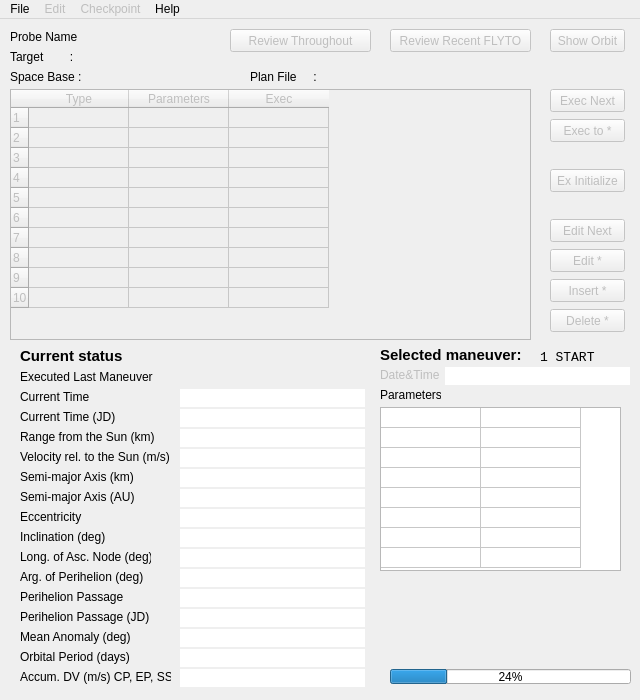
This is ui/mainwindow.ui in whiskie14142/SolarSystemVoyager as Qt 5 draws it before an edit. The edited form follows.
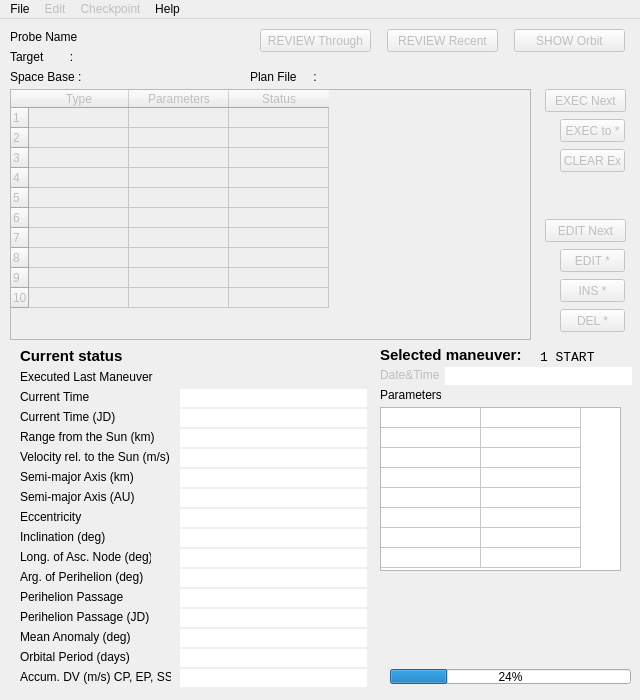
This is the edited form.

Diff of the .ui file:
```diff
--- a/ui/mainwindow.ui
+++ b/ui/mainwindow.ui
@@ -108,7 +108,7 @@
     </column>
     <column>
      <property name="text">
-      <string>Exec</string>
+      <string>Status</string>
      </property>
     </column>
     <item row="0" column="0">
@@ -123,9 +123,9 @@
     </property>
     <property name="geometry">
      <rect>
-      <x>550</x>
+      <x>545</x>
       <y>70</y>
-      <width>75</width>
+      <width>81</width>
       <height>23</height>
      </rect>
     </property>
@@ -133,7 +133,7 @@
      <string>Execute 'Next' maneuver</string>
     </property>
     <property name="text">
-     <string>Exec Next</string>
+     <string>EXEC Next</string>
     </property>
    </widget>
    <widget class="QPushButton" name="insertMan">
@@ -142,9 +142,9 @@
     </property>
     <property name="geometry">
      <rect>
-      <x>550</x>
+      <x>560</x>
       <y>260</y>
-      <width>75</width>
+      <width>65</width>
       <height>23</height>
      </rect>
     </property>
@@ -158,7 +158,7 @@
      <string/>
     </property>
     <property name="text">
-     <string>Insert *</string>
+     <string>INS *</string>
     </property>
    </widget>
    <widget class="QPushButton" name="showOrbit">
@@ -167,9 +167,9 @@
     </property>
     <property name="geometry">
      <rect>
-      <x>550</x>
+      <x>514</x>
       <y>10</y>
-      <width>75</width>
+      <width>111</width>
       <height>23</height>
      </rect>
     </property>
@@ -177,7 +177,7 @@
      <string>Show Orbit</string>
     </property>
     <property name="text">
-     <string>Show Orbit</string>
+     <string>SHOW Orbit</string>
     </property>
    </widget>
    <widget class="QPushButton" name="editMan">
@@ -186,9 +186,9 @@
     </property>
     <property name="geometry">
      <rect>
-      <x>550</x>
+      <x>560</x>
       <y>230</y>
-      <width>75</width>
+      <width>65</width>
       <height>23</height>
      </rect>
     </property>
@@ -196,7 +196,7 @@
      <string>Edit selected maneuver</string>
     </property>
     <property name="text">
-     <string>Edit *</string>
+     <string>EDIT *</string>
     </property>
    </widget>
    <widget class="QPushButton" name="execto">
@@ -205,9 +205,9 @@
     </property>
     <property name="geometry">
      <rect>
-      <x>550</x>
+      <x>560</x>
       <y>100</y>
-      <width>75</width>
+      <width>65</width>
       <height>23</height>
      </rect>
     </property>
@@ -215,7 +215,7 @@
      <string>Execute maneuvers to the selected line </string>
     </property>
     <property name="text">
-     <string>Exec to *</string>
+     <string>EXEC to *</string>
     </property>
    </widget>
    <widget class="QLabel" name="label">
@@ -249,7 +249,7 @@
      <rect>
       <x>90</x>
       <y>10</y>
-      <width>131</width>
+      <width>161</width>
       <height>16</height>
      </rect>
     </property>
@@ -288,9 +288,9 @@
     </property>
     <property name="geometry">
      <rect>
-      <x>550</x>
+      <x>560</x>
       <y>290</y>
-      <width>75</width>
+      <width>65</width>
       <height>23</height>
      </rect>
     </property>
@@ -301,7 +301,7 @@
      <string/>
     </property>
     <property name="text">
-     <string>Delete *</string>
+     <string>DEL *</string>
     </property>
    </widget>
    <widget class="QLabel" name="label_3">
@@ -342,9 +342,9 @@
     </property>
     <property name="geometry">
      <rect>
-      <x>550</x>
+      <x>545</x>
       <y>200</y>
-      <width>75</width>
+      <width>81</width>
       <height>23</height>
      </rect>
     </property>
@@ -352,7 +352,7 @@
      <string>Edit 'Next' maneuver</string>
     </property>
     <property name="text">
-     <string>Edit Next</string>
+     <string>EDIT Next</string>
     </property>
    </widget>
    <widget class="QPushButton" name="initexec">
@@ -361,9 +361,9 @@
     </property>
     <property name="geometry">
      <rect>
-      <x>550</x>
-      <y>150</y>
-      <width>75</width>
+      <x>560</x>
+      <y>130</y>
+      <width>65</width>
       <height>23</height>
      </rect>
     </property>
@@ -371,7 +371,7 @@
      <string>Initialize execution of the flight plan</string>
     </property>
     <property name="text">
-     <string>Ex Initialize</string>
+     <string>CLEAR Ex</string>
     </property>
    </widget>
    <widget class="QPushButton" name="reviewthroughout">
@@ -380,9 +380,9 @@
     </property>
     <property name="geometry">
      <rect>
-      <x>230</x>
+      <x>260</x>
       <y>10</y>
-      <width>141</width>
+      <width>111</width>
       <height>23</height>
      </rect>
     </property>
@@ -390,7 +390,7 @@
      <string>Review throughout the flight</string>
     </property>
     <property name="text">
-     <string>Review Throughout</string>
+     <string>REVIEW Through</string>
     </property>
    </widget>
    <widget class="QLabel" name="label_4">
@@ -606,9 +606,9 @@
     </property>
     <property name="geometry">
      <rect>
-      <x>390</x>
+      <x>387</x>
       <y>10</y>
-      <width>141</width>
+      <width>111</width>
       <height>23</height>
      </rect>
     </property>
@@ -616,7 +616,7 @@
      <string>Review recent FLYTO maneuver</string>
     </property>
     <property name="text">
-     <string>Review Recent FLYTO</string>
+     <string>REVIEW Recent</string>
     </property>
    </widget>
    <widget class="QLabel" name="label_19">
@@ -784,7 +784,7 @@
      <rect>
       <x>180</x>
       <y>370</y>
-      <width>185</width>
+      <width>187</width>
       <height>18</height>
      </rect>
     </property>
@@ -808,7 +808,7 @@
      <rect>
       <x>180</x>
       <y>390</y>
-      <width>185</width>
+      <width>187</width>
       <height>18</height>
      </rect>
     </property>
@@ -832,7 +832,7 @@
      <rect>
       <x>180</x>
       <y>410</y>
-      <width>185</width>
+      <width>187</width>
       <height>18</height>
      </rect>
     </property>
@@ -856,7 +856,7 @@
      <rect>
       <x>180</x>
       <y>430</y>
-      <width>185</width>
+      <width>187</width>
       <height>18</height>
      </rect>
     </property>
@@ -880,7 +880,7 @@
      <rect>
       <x>180</x>
       <y>450</y>
-      <width>185</width>
+      <width>187</width>
       <height>18</height>
      </rect>
     </property>
@@ -904,7 +904,7 @@
      <rect>
       <x>180</x>
       <y>470</y>
-      <width>185</width>
+      <width>187</width>
       <height>18</height>
      </rect>
     </property>
@@ -928,7 +928,7 @@
      <rect>
       <x>180</x>
       <y>490</y>
-      <width>185</width>
+      <width>187</width>
       <height>18</height>
      </rect>
     </property>
@@ -952,7 +952,7 @@
      <rect>
       <x>180</x>
       <y>510</y>
-      <width>185</width>
+      <width>187</width>
       <height>18</height>
      </rect>
     </property>
@@ -976,7 +976,7 @@
      <rect>
       <x>180</x>
       <y>530</y>
-      <width>185</width>
+      <width>187</width>
       <height>18</height>
      </rect>
     </property>
@@ -1000,7 +1000,7 @@
      <rect>
       <x>180</x>
       <y>550</y>
-      <width>185</width>
+      <width>187</width>
       <height>18</height>
      </rect>
     </property>
@@ -1024,7 +1024,7 @@
      <rect>
       <x>180</x>
       <y>570</y>
-      <width>185</width>
+      <width>187</width>
       <height>18</height>
      </rect>
     </property>
@@ -1048,7 +1048,7 @@
      <rect>
       <x>180</x>
       <y>590</y>
-      <width>185</width>
+      <width>187</width>
       <height>18</height>
      </rect>
     </property>
@@ -1072,7 +1072,7 @@
      <rect>
       <x>180</x>
       <y>610</y>
-      <width>185</width>
+      <width>187</width>
       <height>18</height>
      </rect>
     </property>
@@ -1096,7 +1096,7 @@
      <rect>
       <x>180</x>
       <y>630</y>
-      <width>185</width>
+      <width>187</width>
       <height>18</height>
      </rect>
     </property>
@@ -1120,7 +1120,7 @@
      <rect>
       <x>445</x>
       <y>348</y>
-      <width>185</width>
+      <width>187</width>
       <height>18</height>
      </rect>
     </property>
@@ -1144,7 +1144,7 @@
      <rect>
       <x>180</x>
       <y>350</y>
-      <width>181</width>
+      <width>187</width>
       <height>16</height>
      </rect>
     </property>
@@ -1178,7 +1178,7 @@
      <rect>
       <x>180</x>
       <y>650</y>
-      <width>185</width>
+      <width>187</width>
       <height>18</height>
      </rect>
     </property>
```
